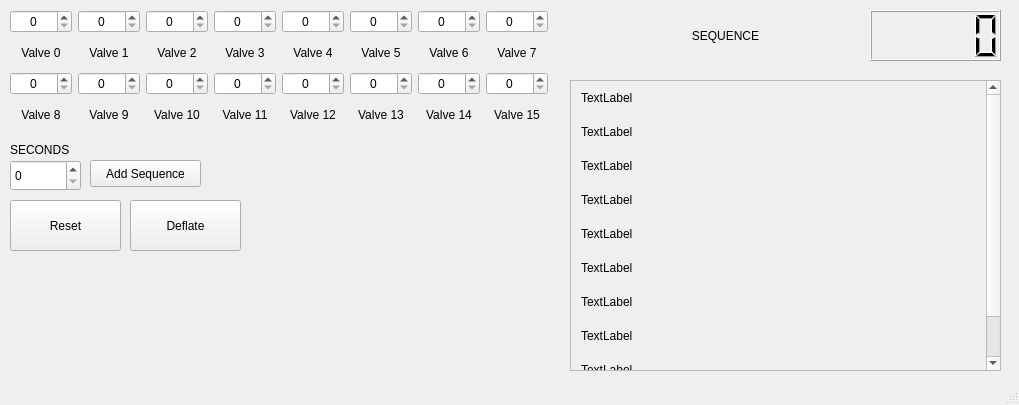
First picture: the form in ros_wayne_ws/src/wayne_mover/scripts/gui/wayne.ui, repository Cryoscopic-E/WayneRobotDriver, before the edit.
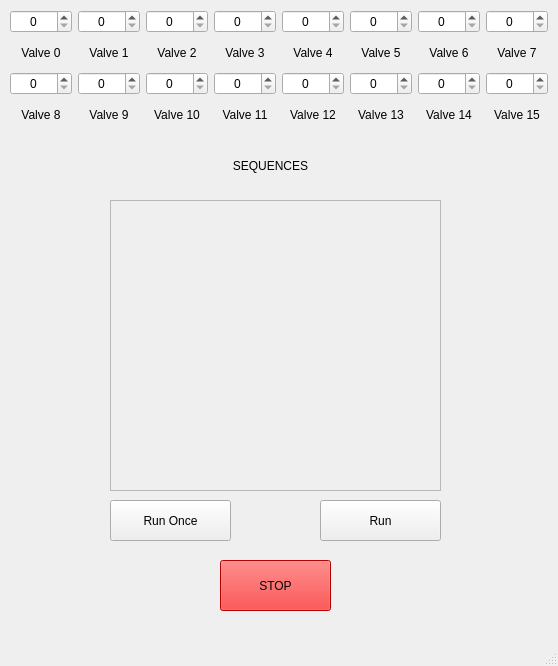
Second picture: the form after the edit.

The edit to the form file:
```diff
--- a/ros_wayne_ws/src/wayne_mover/scripts/gui/wayne.ui
+++ b/ros_wayne_ws/src/wayne_mover/scripts/gui/wayne.ui
@@ -6,8 +6,8 @@
    <rect>
     <x>0</x>
     <y>0</y>
-    <width>1019</width>
-    <height>405</height>
+    <width>558</width>
+    <height>666</height>
    </rect>
   </property>
   <property name="windowTitle">
@@ -17,86 +17,30 @@
    <widget class="QPushButton" name="deflateButton">
     <property name="geometry">
      <rect>
-      <x>130</x>
-      <y>200</y>
+      <x>220</x>
+      <y>560</y>
       <width>111</width>
       <height>51</height>
      </rect>
     </property>
-    <property name="text">
-     <string>Deflate</string>
+    <property name="styleSheet">
+     <string notr="true">background-color:red</string>
     </property>
-   </widget>
-   <widget class="QPushButton" name="resetButton">
-    <property name="geometry">
-     <rect>
-      <x>10</x>
-      <y>200</y>
-      <width>111</width>
-      <height>51</height>
-     </rect>
-    </property>
     <property name="text">
-     <string>Reset</string>
-    </property>
-   </widget>
-   <widget class="QSpinBox" name="spinBox_17">
-    <property name="geometry">
-     <rect>
-      <x>10</x>
-      <y>160</y>
-      <width>71</width>
-      <height>31</height>
-     </rect>
-    </property>
-   </widget>
-   <widget class="QLabel" name="label_17">
-    <property name="geometry">
-     <rect>
-      <x>10</x>
-      <y>140</y>
-      <width>72</width>
-      <height>19</height>
-     </rect>
-    </property>
-    <property name="text">
-     <string>SECONDS</string>
-    </property>
-   </widget>
-   <widget class="QPushButton" name="pushButton">
-    <property name="geometry">
-     <rect>
-      <x>90</x>
-      <y>160</y>
-      <width>111</width>
-      <height>27</height>
-     </rect>
-    </property>
-    <property name="text">
-     <string>Add Sequence</string>
-    </property>
-   </widget>
-   <widget class="QLCDNumber" name="lcdNumber">
-    <property name="geometry">
-     <rect>
-      <x>870</x>
-      <y>10</y>
-      <width>131</width>
-      <height>51</height>
-     </rect>
+     <string>STOP</string>
     </property>
    </widget>
    <widget class="QLabel" name="label_18">
     <property name="geometry">
      <rect>
-      <x>590</x>
-      <y>20</y>
-      <width>271</width>
+      <x>160</x>
+      <y>150</y>
+      <width>221</width>
       <height>31</height>
      </rect>
     </property>
     <property name="text">
-     <string>SEQUENCE</string>
+     <string>SEQUENCES</string>
     </property>
     <property name="textFormat">
      <enum>Qt::AutoText</enum>
@@ -114,9 +58,9 @@
    <widget class="QScrollArea" name="scrollArea">
     <property name="geometry">
      <rect>
-      <x>570</x>
-      <y>80</y>
-      <width>431</width>
+      <x>110</x>
+      <y>200</y>
+      <width>331</width>
       <height>291</height>
      </rect>
     </property>
@@ -127,9 +71,9 @@
      <property name="geometry">
       <rect>
        <x>0</x>
-       <y>-42</y>
-       <width>415</width>
-       <height>390</height>
+       <y>0</y>
+       <width>329</width>
+       <height>289</height>
       </rect>
      </property>
      <layout class="QVBoxLayout" name="verticalLayout">
@@ -148,80 +92,10 @@
       <property name="bottomMargin">
        <number>10</number>
       </property>
-      <item>
-       <widget class="QLabel" name="label_19">
-        <property name="text">
-         <string>TextLabel</string>
-        </property>
-       </widget>
-      </item>
-      <item>
-       <widget class="QLabel" name="label_20">
-        <property name="text">
-         <string>TextLabel</string>
-        </property>
-       </widget>
-      </item>
-      <item>
-       <widget class="QLabel" name="label_21">
-        <property name="text">
-         <string>TextLabel</string>
-        </property>
-       </widget>
-      </item>
-      <item>
-       <widget class="QLabel" name="label_22">
-        <property name="text">
-         <string>TextLabel</string>
-        </property>
-       </widget>
-      </item>
-      <item>
-       <widget class="QLabel" name="label_23">
-        <property name="text">
-         <string>TextLabel</string>
-        </property>
-       </widget>
-      </item>
-      <item>
-       <widget class="QLabel" name="label_24">
-        <property name="text">
-         <string>TextLabel</string>
-        </property>
-       </widget>
-      </item>
-      <item>
-       <widget class="QLabel" name="label_25">
-        <property name="text">
-         <string>TextLabel</string>
-        </property>
-       </widget>
-      </item>
-      <item>
-       <widget class="QLabel" name="label_26">
-        <property name="text">
-         <string>TextLabel</string>
-        </property>
-       </widget>
-      </item>
-      <item>
-       <widget class="QLabel" name="label_27">
-        <property name="text">
-         <string>TextLabel</string>
-        </property>
-       </widget>
-      </item>
-      <item>
-       <widget class="QLabel" name="label_28">
-        <property name="text">
-         <string>TextLabel</string>
-        </property>
-       </widget>
-      </item>
      </layout>
     </widget>
    </widget>
-   <widget class="QWidget" name="">
+   <widget class="QWidget" name="layoutWidget">
     <property name="geometry">
      <rect>
       <x>10</x>
@@ -617,6 +491,32 @@
      </item>
     </layout>
    </widget>
+   <widget class="QPushButton" name="runOnceButton">
+    <property name="geometry">
+     <rect>
+      <x>110</x>
+      <y>500</y>
+      <width>121</width>
+      <height>41</height>
+     </rect>
+    </property>
+    <property name="text">
+     <string>Run Once</string>
+    </property>
+   </widget>
+   <widget class="QPushButton" name="runButton">
+    <property name="geometry">
+     <rect>
+      <x>320</x>
+      <y>500</y>
+      <width>121</width>
+      <height>41</height>
+     </rect>
+    </property>
+    <property name="text">
+     <string>Run</string>
+    </property>
+   </widget>
   </widget>
   <widget class="QStatusBar" name="statusbar"/>
  </widget>
```
Left out of the diff: 2 changed lines with no effect on the pictures.
